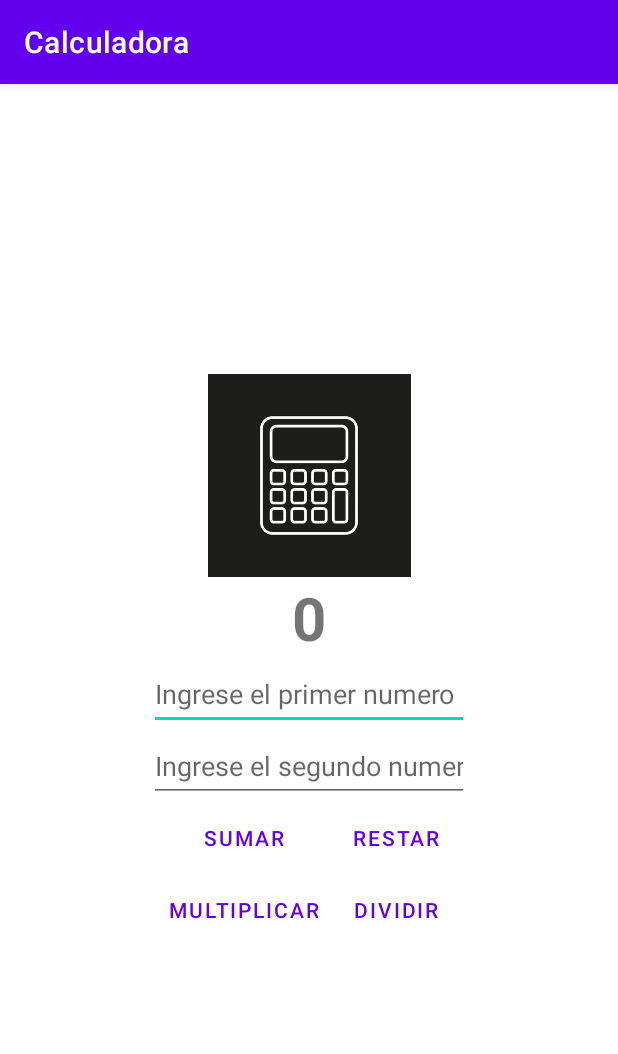
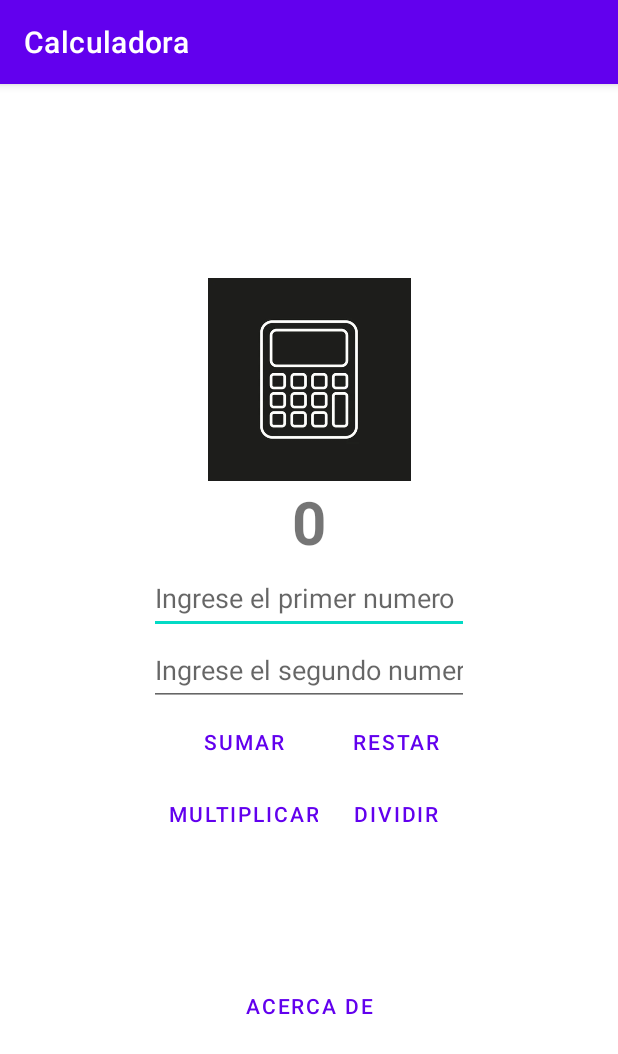
Before and after one commit to J2rg3n-B3rm2d3z/Calculadora-Android, an Android app: the screen it shows after launch (MainActivity), on a phone screen of 412 x 824 dp. Shown: the top 1054 px of the screen. Run offline under Robolectric (Android 15) with nearby library versions, the phone set to English and light mode, and no system bars.

Commit message:
Se agrego una nueva Activity y mas codigo

```diff
--- a/app/src/main/AndroidManifest.xml
+++ b/app/src/main/AndroidManifest.xml
@@ -10,6 +10,9 @@
         android:supportsRtl="true"
         android:theme="@style/Theme.Calculadora">
         <activity
+            android:name=".Politicas"
+            android:exported="false" />
+        <activity
             android:name=".MainActivity"
             android:exported="true">
             <intent-filter>
--- a/app/src/main/java/com/example/calculadora/MainActivity.java
+++ b/app/src/main/java/com/example/calculadora/MainActivity.java
@@ -2,10 +2,12 @@ package com.example.calculadora;
 
 import androidx.appcompat.app.AppCompatActivity;
 
+import android.content.Intent;
 import android.os.Bundle;
 import android.view.View;
 import android.widget.EditText;
 import android.widget.TextView;
+import android.widget.Toast;
 
 public class MainActivity extends AppCompatActivity {
 
@@ -13,17 +15,51 @@ public class MainActivity extends AppCompatActivity {
     private EditText Num1;
     private EditText Num2;
 
+    //Metodos de control de activity
+
     @Override
     protected void onCreate(Bundle savedInstanceState) {
         super.onCreate(savedInstanceState);
         setContentView(R.layout.activity_main);
+        Toast.makeText(this,"OnStart",Toast.LENGTH_SHORT).show();
+        //La actividad esta creada
 
         Resultado = findViewById(R.id.Respuesta);
         Num1 = findViewById(R.id.Numero_1);
         Num2 = findViewById(R.id.Numero_2);
     }
 
-    //Metodos a utilizar
+    protected void onStart(){
+        super.onStart();
+        Toast.makeText(this,"OnStart",Toast.LENGTH_SHORT).show();
+        //La actividad esta a punto de hacerse visible
+    }
+
+    protected void onResume(){
+        super.onResume();
+        Toast.makeText(this,"OnResume",Toast.LENGTH_SHORT).show();
+        //La actividad se ha vuelto visible (ahora se "reanuda")
+    }
+
+    protected void onPause(){
+        super.onPause();
+        Toast.makeText(this,"OnPause",Toast.LENGTH_SHORT).show();
+        //Enfocarse en otra actividad (esta actividad esta a punto de ser detenida)
+    }
+
+    protected void onStop(){
+        super.onStop();
+        Toast.makeText(this,"OnStop",Toast.LENGTH_SHORT).show();
+        //La actividad ya no es visible
+    }
+
+    protected void onDestroy(){
+        super.onDestroy();
+        Toast.makeText(this,"OnDestroy",Toast.LENGTH_SHORT).show();
+        //La actividad esta a punto de ser destruida
+    }
+
+    //Metodos de validacion
 
     private boolean Validar()
     {
@@ -40,6 +76,8 @@ public class MainActivity extends AppCompatActivity {
         Resultado.setTextSize(40);
         return true;
     }
+
+    //Operaciones matematicas para la calculadora
 
     public void Suma (View view)
     {
@@ -73,5 +111,11 @@ public class MainActivity extends AppCompatActivity {
         }
     }
 
+    //Metodos para cambios de Activity
 
+    public void Acercade (View view)
+    {
+        Intent i = new Intent(this, Politicas.class);
+        startActivity(i);
+    }
 }
--- a/app/src/main/res/layout/activity_main.xml
+++ b/app/src/main/res/layout/activity_main.xml
@@ -20,6 +20,7 @@
             android:id="@+id/imageView"
             android:layout_width="137dp"
             android:layout_height="135dp"
+            android:contentDescription="@string/Descripcion_imagen1"
             app:srcCompat="@drawable/ic_launcher1" />
 
         <TextView
@@ -102,6 +103,14 @@
 
         <Space
             android:layout_width="match_parent"
-            android:layout_height="wrap_content" />
+            android:layout_height="80dp" />
+
+        <Button
+            android:id="@+id/btn_Acerca_de"
+            style="?android:attr/buttonBarButtonStyle"
+            android:layout_width="232dp"
+            android:layout_height="wrap_content"
+            android:onClick="Acercade"
+            android:text="@string/btn_Acerca_de" />
     </LinearLayout>
 </androidx.constraintlayout.widget.ConstraintLayout>
--- a/app/src/main/res/values/strings.xml
+++ b/app/src/main/res/values/strings.xml
@@ -8,6 +8,8 @@
     <string name="btn_Restar">Restar</string>
     <string name="btn_Multiplicar">Multiplicar</string>
     <string name="btn_Dividir">Dividir</string>
+    <string name="btn_Acerca_de">Acerca de</string>
+
 
     <!-- Textos -->
 
@@ -15,4 +17,8 @@
     <string name="txtedit_Numero1">Ingrese el primer numero</string>
     <string name="txtedit_Numero2">Ingrese el segundo numero</string>
 
+    <!-- Imagenes -->
+
+    <string name="Descripcion_imagen1">Icono del programa</string>
+
 </resources>
```
Also changed, not shown: app/src/main/java/com/example/calculadora/Politicas.java (added, +14 -0 lines), app/src/main/res/layout/activity_politicas.xml (added, +9 -0 lines).
